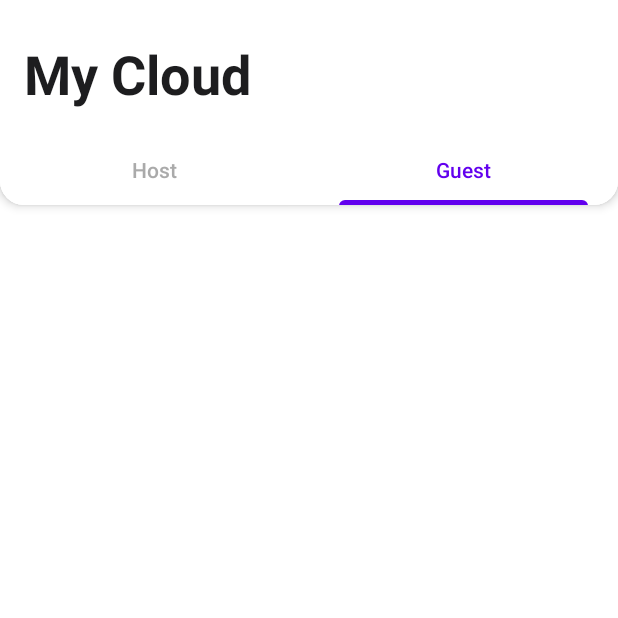
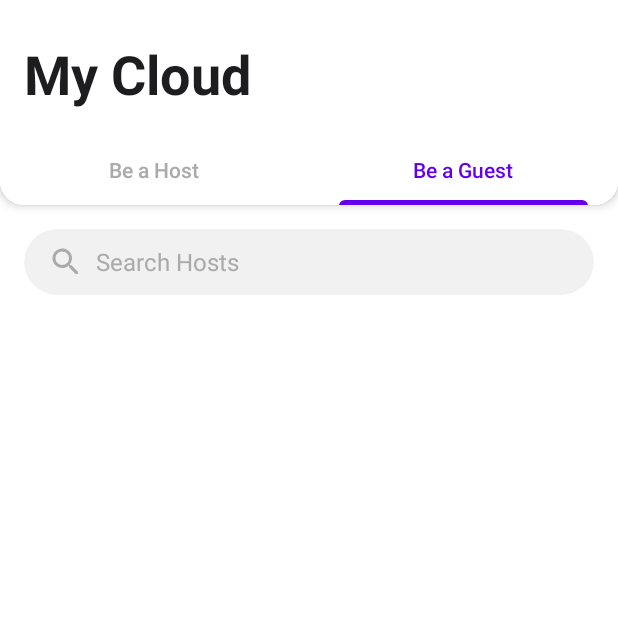
Before and after one commit to Singularity-Coder/My-Cloud, an Android app: the screen it shows after launch (MainActivity), tab 2 chosen, on a phone screen of 412 x 824 dp, the top half of it. Run offline under Robolectric (Android 15) with nearby library versions, the phone set to English and light mode, and no system bars; our stand-ins replace Dagger/Hilt's generated code.

Commit message:
Added guest list

```diff
--- a/MyCloud/app/build.gradle
+++ b/MyCloud/app/build.gradle
@@ -44,6 +44,7 @@ dependencies {
     implementation 'androidx.constraintlayout:constraintlayout:2.1.4'
     implementation "androidx.fragment:fragment-ktx:1.5.2"
     implementation "androidx.activity:activity-ktx:1.5.1"
+    implementation "io.coil-kt:coil:2.1.0"
 
     // Coroutines
     var coroutine_version = "1.6.1"
--- a/MyCloud/app/src/main/java/com/singularitycoder/mycloud/GeneralUtils.kt
+++ b/MyCloud/app/src/main/java/com/singularitycoder/mycloud/GeneralUtils.kt
@@ -182,6 +182,6 @@ enum class DateType(val value: String) {
 }
 
 enum class Tab(val value: String) {
-    HOST(value = "Host"),
-    GUEST(value = "Guest"),
+    HOST(value = "Be a Host"),
+    GUEST(value = "Be a Guest"),
 }
--- a/MyCloud/app/src/main/java/com/singularitycoder/mycloud/GuestFragment.kt
+++ b/MyCloud/app/src/main/java/com/singularitycoder/mycloud/GuestFragment.kt
@@ -1,10 +1,14 @@
 package com.singularitycoder.mycloud
 
 import android.os.Bundle
-import androidx.fragment.app.Fragment
+import android.text.Editable
 import android.view.LayoutInflater
 import android.view.View
 import android.view.ViewGroup
+import androidx.core.view.isVisible
+import androidx.core.widget.doAfterTextChanged
+import androidx.fragment.app.Fragment
+import androidx.recyclerview.widget.LinearLayoutManager
 import com.singularitycoder.mycloud.databinding.FragmentGuestBinding
 import dagger.hilt.android.AndroidEntryPoint
 
@@ -18,8 +22,39 @@ class GuestFragment : Fragment() {
 
     private lateinit var binding: FragmentGuestBinding
 
+    private val hostsAdapter = HostsAdapter()
+    private var duplicateHostList = mutableListOf<Host>()
+
     override fun onCreateView(inflater: LayoutInflater, container: ViewGroup?, savedInstanceState: Bundle?): View {
         binding = FragmentGuestBinding.inflate(inflater, container, false)
         return binding.root
     }
+
+    override fun onViewCreated(view: View, savedInstanceState: Bundle?) {
+        super.onViewCreated(view, savedInstanceState)
+        binding.setupUI()
+        binding.setupUserActionListeners()
+    }
+
+    private fun FragmentGuestBinding.setupUI() {
+        rvFlukes.apply {
+            layoutManager = LinearLayoutManager(context)
+            adapter = hostsAdapter
+        }
+    }
+
+    private fun FragmentGuestBinding.setupUserActionListeners() {
+        etSearch.doAfterTextChanged { keyWord: Editable? ->
+            ibClearSearch.isVisible = keyWord.isNullOrBlank().not()
+            if (keyWord.isNullOrBlank()) {
+                hostsAdapter.hostList = duplicateHostList
+            } else {
+                hostsAdapter.hostList = hostsAdapter.hostList.filter { it: Host -> it.name.contains(keyWord) }.toMutableList()
+            }
+            hostsAdapter.notifyDataSetChanged()
+        }
+        ibClearSearch.setOnClickListener {
+            etSearch.setText("")
+        }
+    }
 }
--- /dev/null
+++ b/MyCloud/app/src/main/res/drawable/ic_round_cancel_24.xml
@@ -0,0 +1,5 @@
+<vector android:height="24dp" android:tint="#000000"
+    android:viewportHeight="24" android:viewportWidth="24"
+    android:width="24dp" xmlns:android="http://schemas.android.com/apk/res/android">
+    <path android:fillColor="@android:color/white" android:pathData="M12,2C6.47,2 2,6.47 2,12s4.47,10 10,10 10,-4.47 10,-10S17.53,2 12,2zM16.3,16.3c-0.39,0.39 -1.02,0.39 -1.41,0L12,13.41 9.11,16.3c-0.39,0.39 -1.02,0.39 -1.41,0 -0.39,-0.39 -0.39,-1.02 0,-1.41L10.59,12 7.7,9.11c-0.39,-0.39 -0.39,-1.02 0,-1.41 0.39,-0.39 1.02,-0.39 1.41,0L12,10.59l2.89,-2.89c0.39,-0.39 1.02,-0.39 1.41,0 0.39,0.39 0.39,1.02 0,1.41L13.41,12l2.89,2.89c0.38,0.38 0.38,1.02 0,1.41z"/>
+</vector>
--- /dev/null
+++ b/MyCloud/app/src/main/res/drawable/ic_round_search_24.xml
@@ -0,0 +1,10 @@
+<vector xmlns:android="http://schemas.android.com/apk/res/android"
+    android:width="24dp"
+    android:height="24dp"
+    android:tint="#000000"
+    android:viewportWidth="24"
+    android:viewportHeight="24">
+    <path
+        android:fillColor="@android:color/white"
+        android:pathData="M15.5,14h-0.79l-0.28,-0.27c1.2,-1.4 1.82,-3.31 1.48,-5.34 -0.47,-2.78 -2.79,-5 -5.59,-5.34 -4.23,-0.52 -7.79,3.04 -7.27,7.27 0.34,2.8 2.56,5.12 5.34,5.59 2.03,0.34 3.94,-0.28 5.34,-1.48l0.27,0.28v0.79l4.25,4.25c0.41,0.41 1.08,0.41 1.49,0 0.41,-0.41 0.41,-1.08 0,-1.49L15.5,14zM9.5,14C7.01,14 5,11.99 5,9.5S7.01,5 9.5,5 14,7.01 14,9.5 11.99,14 9.5,14z" />
+</vector>
--- a/MyCloud/app/src/main/res/layout/fragment_guest.xml
+++ b/MyCloud/app/src/main/res/layout/fragment_guest.xml
@@ -1,9 +1,71 @@
 <?xml version="1.0" encoding="utf-8"?>
-<FrameLayout xmlns:android="http://schemas.android.com/apk/res/android"
+<androidx.constraintlayout.widget.ConstraintLayout xmlns:android="http://schemas.android.com/apk/res/android"
+    xmlns:app="http://schemas.android.com/apk/res-auto"
     xmlns:tools="http://schemas.android.com/tools"
     android:layout_width="match_parent"
     android:layout_height="match_parent"
     tools:context=".GuestFragment">
 
+    <com.google.android.material.card.MaterialCardView
+        android:id="@+id/card_search"
+        android:layout_width="match_parent"
+        android:layout_height="wrap_content"
+        android:layout_marginStart="16dp"
+        android:layout_marginTop="16dp"
+        android:layout_marginEnd="16dp"
+        android:layout_marginBottom="16dp"
+        android:backgroundTint="@color/black_50"
+        app:cardCornerRadius="24dp"
+        app:cardElevation="0dp"
+        app:layout_constraintTop_toTopOf="parent">
 
-</FrameLayout>
+        <androidx.constraintlayout.widget.ConstraintLayout
+            android:layout_width="match_parent"
+            android:layout_height="wrap_content">
+
+            <com.google.android.material.textfield.TextInputEditText
+                android:id="@+id/et_search"
+                android:layout_width="0dp"
+                android:layout_height="44dp"
+                android:layout_marginStart="16dp"
+                android:background="@null"
+                android:drawableStart="@drawable/ic_round_search_24"
+                android:drawablePadding="8dp"
+                android:drawableTint="@android:color/darker_gray"
+                android:enabled="true"
+                android:hint="Search Hosts"
+                android:inputType="textCapWords"
+                android:maxLines="1"
+                android:textColor="@color/title_color"
+                android:textColorHint="@android:color/darker_gray"
+                android:textSize="16sp"
+                app:layout_constraintEnd_toStartOf="@+id/ib_clear_search"
+                app:layout_constraintStart_toStartOf="parent"
+                app:layout_constraintTop_toTopOf="parent" />
+
+            <ImageButton
+                android:id="@+id/ib_clear_search"
+                android:layout_width="40dp"
+                android:layout_height="40dp"
+                android:layout_marginEnd="4dp"
+                android:background="@null"
+                android:src="@drawable/ic_round_cancel_24"
+                android:visibility="gone"
+                app:layout_constraintBottom_toBottomOf="parent"
+                app:layout_constraintEnd_toEndOf="parent"
+                app:layout_constraintTop_toTopOf="parent"
+                app:tint="@android:color/darker_gray" />
+        </androidx.constraintlayout.widget.ConstraintLayout>
+    </com.google.android.material.card.MaterialCardView>
+
+    <androidx.recyclerview.widget.RecyclerView
+        android:id="@+id/rv_flukes"
+        android:layout_width="match_parent"
+        android:layout_height="0dp"
+        android:layout_marginTop="16dp"
+        android:scrollbars="none"
+        app:layout_constraintBottom_toBottomOf="parent"
+        app:layout_constraintTop_toBottomOf="@+id/card_search"
+        tools:listitem="@layout/list_item_host" />
+
+</androidx.constraintlayout.widget.ConstraintLayout>
```
Also changed, not shown: MyCloud/app/src/main/java/com/singularitycoder/mycloud/Host.kt (added, +10 -0 lines), MyCloud/app/src/main/java/com/singularitycoder/mycloud/HostsAdapter.kt (added, +46 -0 lines), MyCloud/app/src/main/res/drawable/ic_placeholder.xml (added, +26 -0 lines), MyCloud/app/src/main/res/drawable/ic_round_person_24.xml (added, +10 -0 lines), MyCloud/app/src/main/res/layout/list_item_host.xml (added, +97 -0 lines), MyCloud/app/src/main/res/drawable/bg_tab_indicator.xml (renamed from MyCloud/app/src/main/res/drawable-v24/bg_tab_indicator.xml), 1 other file.
